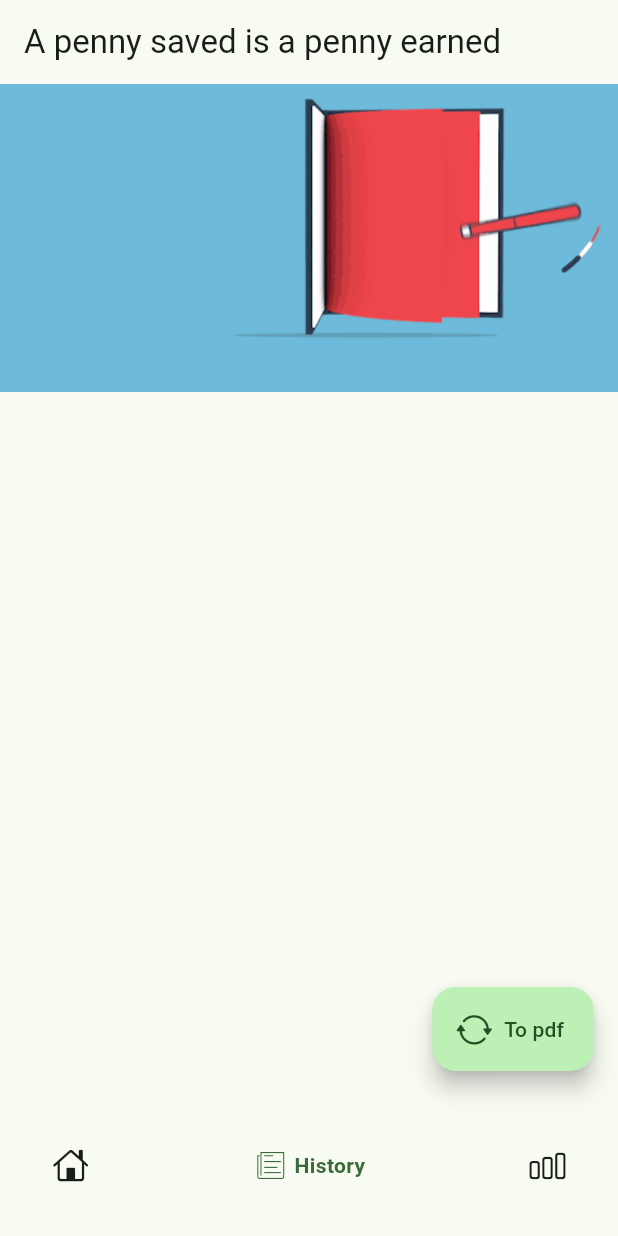
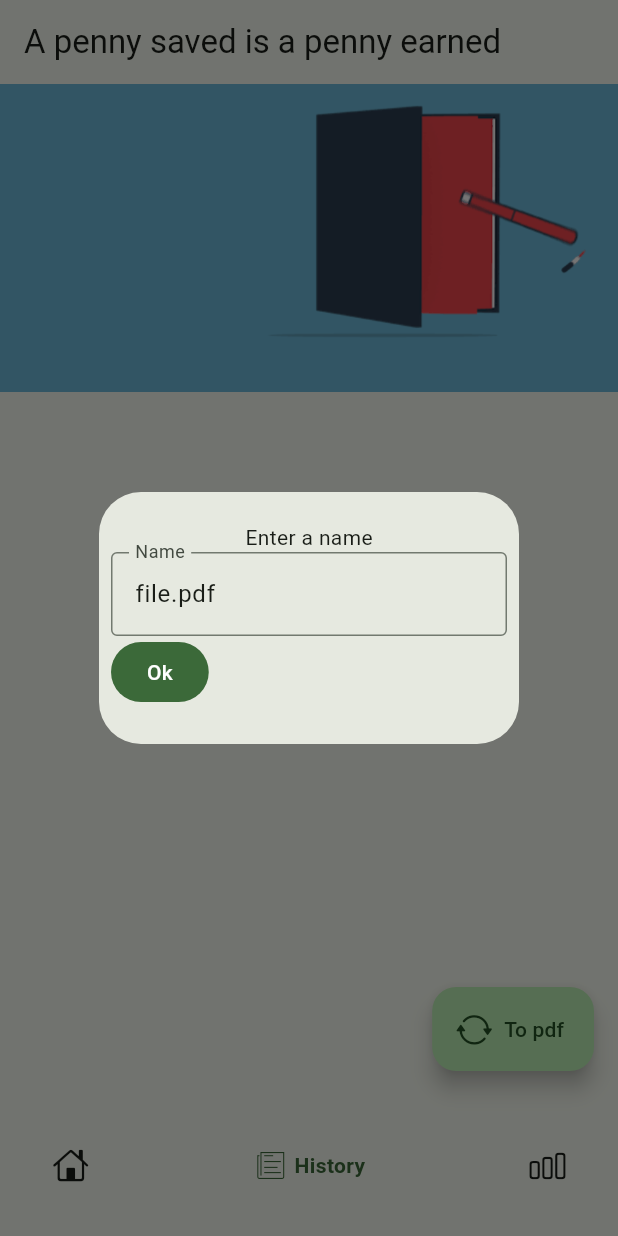
Before and after one commit to mozaddedalfeshani/smartwallet, a Flutter app: the HomePage screen opened directly, item 2 of the bottom bar chosen, after a tap on "To pdf", on a phone screen of 412 x 824 dp. Run offline on Flutter 3.47's test engine with Material 2 defaults, Android fonts, the phone set to English and light mode, and no system bars; drawn by our look-alikes of google_nav_bar; our stand-ins replace file_picker, google_fonts, hive_flutter, permission_handler, shared_preferences; accounts and stored records are empty.

Commit message:
permission problem solved for bellow android 13

```diff
--- a/lib/database/database.dart
+++ b/lib/database/database.dart
@@ -1,8 +1,10 @@
 import 'dart:io';
 
 import 'package:file_picker/file_picker.dart';
+import 'package:flutter/material.dart';
+import 'package:path/path.dart' as p;
 import 'package:hive_flutter/adapters.dart';
-import 'package:pdf/widgets.dart';
+import 'package:pdf/widgets.dart' as pw;
 import 'package:permission_handler/permission_handler.dart';
 import 'package:shared_preferences/shared_preferences.dart';
 
@@ -93,58 +95,59 @@ class WalletDb {
     return box?.watch() ?? const Stream.empty().asBroadcastStream();
   }
 
-  Future exportHistoryToPdf() async {
+  Future exportHistoryToPdf(
+      ScaffoldMessengerState messenger, BuildContext context) async {
     List<Money> moneyList = getMoneyList();
     moneyList.sort(
       (a, b) => b.dateTime.compareTo(a.dateTime),
     );
-    Document document = Document();
-    List<TableRow> rows = [];
+    pw.Document document = pw.Document();
+    List<pw.TableRow> rows = [];
     for (Money each in moneyList) {
-      rows.add(TableRow(children: [
-        Padding(
-          padding: const EdgeInsets.all(5),
-          child: Text((each.reason ?? "").isEmpty ? "empty" : each.reason!),
+      rows.add(pw.TableRow(children: [
+        pw.Padding(
+          padding: const pw.EdgeInsets.all(5),
+          child: pw.Text((each.reason ?? "").isEmpty ? "empty" : each.reason!),
         ),
-        Padding(
-          padding: const EdgeInsets.all(5),
-          child: Text(each.amount.toString()),
+        pw.Padding(
+          padding: const pw.EdgeInsets.all(5),
+          child: pw.Text(each.amount.toString()),
         ),
-        Padding(
-          padding: const EdgeInsets.all(5),
-          child: Text(each.dateTime.toString()),
+        pw.Padding(
+          padding: const pw.EdgeInsets.all(5),
+          child: pw.Text(each.dateTime.toString()),
         ),
       ]));
     }
-    document.addPage(Page(
+    document.addPage(pw.Page(
       build: (context) {
-        return Column(
+        return pw.Column(
           children: [
-            Center(
-              child: Text(
+            pw.Center(
+              child: pw.Text(
                 "History",
-                style: TextStyle(
-                  fontWeight: FontWeight.bold,
+                style: pw.TextStyle(
+                  fontWeight: pw.FontWeight.bold,
                   fontSize: 22,
                 ),
               ),
             ),
-            Table(
-              border: TableBorder.all(),
+            pw.Table(
+              border: pw.TableBorder.all(),
               children: [
-                TableRow(
+                pw.TableRow(
                   children: [
-                    Padding(
-                      padding: const EdgeInsets.all(5),
-                      child: Text("Reason"),
+                    pw.Padding(
+                      padding: const pw.EdgeInsets.all(5),
+                      child: pw.Text("Reason"),
                     ),
-                    Padding(
-                      padding: const EdgeInsets.all(5),
-                      child: Text("Amount"),
+                    pw.Padding(
+                      padding: const pw.EdgeInsets.all(5),
+                      child: pw.Text("Amount"),
                     ),
-                    Padding(
-                      padding: const EdgeInsets.all(5),
-                      child: Text("DateTime"),
+                    pw.Padding(
+                      padding: const pw.EdgeInsets.all(5),
+                      child: pw.Text("DateTime"),
                     ),
                   ],
                 ),
@@ -160,23 +163,73 @@ class WalletDb {
       if (!(await Permission.storage.isGranted)) {
         var status = await Permission.storage.request();
         if (!status.isGranted) {
-          print(status);
           return;
         }
       }
     }
-    String? path = (Platform.isMacOS || Platform.isWindows)
-        ? await FilePicker.platform.saveFile(
+    String? path;
+    try {
+      if (Platform.isMacOS || Platform.isWindows) {
+        path = await FilePicker.platform.saveFile(
           allowedExtensions: ["pdf"],
           fileName: "testing.pdf",
-          )
-        : await FilePicker.platform.getDirectoryPath();
+        );
+      } else {
+        path = await FilePicker.platform.getDirectoryPath();
+        // ignore: use_build_context_synchronously
+        String? fileName = await showDialog<String>(
+          context: context,
+          builder: (context) {
+            TextEditingController controller =
+                TextEditingController(text: "file.pdf");
+            return SimpleDialog(
+              children: [
+                Padding(
+                  padding: const EdgeInsets.all(8.0),
+                  child: Column(
+                    children: [
+                      const Text("Enter a name"),
+                      TextFormField(
+                        controller: controller,
+                        decoration: const InputDecoration(
+                          border: OutlineInputBorder(),
+                          label: Text("Name"),
+                        ),
+                      ),
+                      Row(
+                        children: [
+                          FilledButton(
+                            onPressed: () {
+                              Navigator.of(context).pop(controller.text);
+                            },
+                            child: const Text("Ok"),
+                          ),
+                        ],
+                      ),
+                    ],
+                  ),
+                ),
+              ],
+            );
+          },
+        );
+        if (path == null || fileName == null) {
+          return;
+        }
+        path = p.join(path, fileName);
+      }
       if (path == null) {
         return;
       }
       var bytes = await document.save();
       File file = File(path);
       file.writeAsBytesSync(bytes);
+      messenger.hideCurrentSnackBar();
+      messenger.showSnackBar(const SnackBar(content: Text("File saved.")));
+    } catch (e) {
+      messenger.hideCurrentSnackBar();
+      messenger.showSnackBar(SnackBar(content: Text("$e")));
+    }
   }
 }
 
--- a/lib/pages/homepage.dart
+++ b/lib/pages/homepage.dart
@@ -18,31 +18,6 @@ class HomePage extends StatefulWidget {
 
 class _HomePageState extends State<HomePage> {
   int currentTab = 0;
-  //cpp function
-  // String emojiResponse() {
-  //   double balance = WalletDb.instance.totalAmount();
-  //   int day = BalanceController.instance.perDayNeed;
-
-  //   if ((balance / day) <= 2) {
-  //     if (Theme.of(context).brightness == Brightness.dark) {
-  //       return "assets/darktheme/saddark.png";
-  //     } else {
-  //       return "assets/sad.png";
-  //     }
-  //   } else if ((balance / day) > 2 && (balance / day) < 7) {
-  //     if (Theme.of(context).brightness == Brightness.dark) {
-  //       return "assets/darktheme/twodaynight.png";
-  //     } else {
-  //       return "assets/twoDay.png";
-  //     }
-  //   } else {
-  //     if (Theme.of(context).brightness == Brightness.dark) {
-  //       return "assets/darktheme/happydark.png";
-  //     } else {
-  //       return "assets/happy.png";
-  //     }
-  //   }
-  // }
 
   final _formKey = GlobalKey<FormState>();
   final TextEditingController wasteController = TextEditingController();
@@ -302,7 +277,8 @@ class _HomePageState extends State<HomePage> {
           label: const Text("Reset"),
         ),
         FloatingActionButton.extended(
-          onPressed: () => WalletDb.instance.exportHistoryToPdf(),
+          onPressed: () => WalletDb.instance
+              .exportHistoryToPdf(ScaffoldMessenger.of(context), context),
           icon: const Icon(CupertinoIcons.arrow_2_circlepath),
           label: const Text("To pdf"),
         )
--- a/pubspec.yaml
+++ b/pubspec.yaml
@@ -36,7 +36,7 @@ dependencies:
   # The following adds the Cupertino Icons font to your application.
   # Use with the CupertinoIcons class for iOS style icons.
   cupertino_icons: ^1.0.2
-  google_fonts: ^4.0.3
+  google_fonts: ^5.1.0
   shared_preferences: ^2.0.17
   google_nav_bar: ^5.0.6
   hive_flutter: ^1.1.0
@@ -44,6 +44,7 @@ dependencies:
   pdf: ^3.10.4
   file_picker: ^5.3.3
   permission_handler: ^10.4.3
+  path: ^1.8.3
 
 dev_dependencies:
   flutter_test:
```
Also changed, not shown: pubspec.lock, 1 other file. Lines whose indentation alone changed are shown as unchanged.
